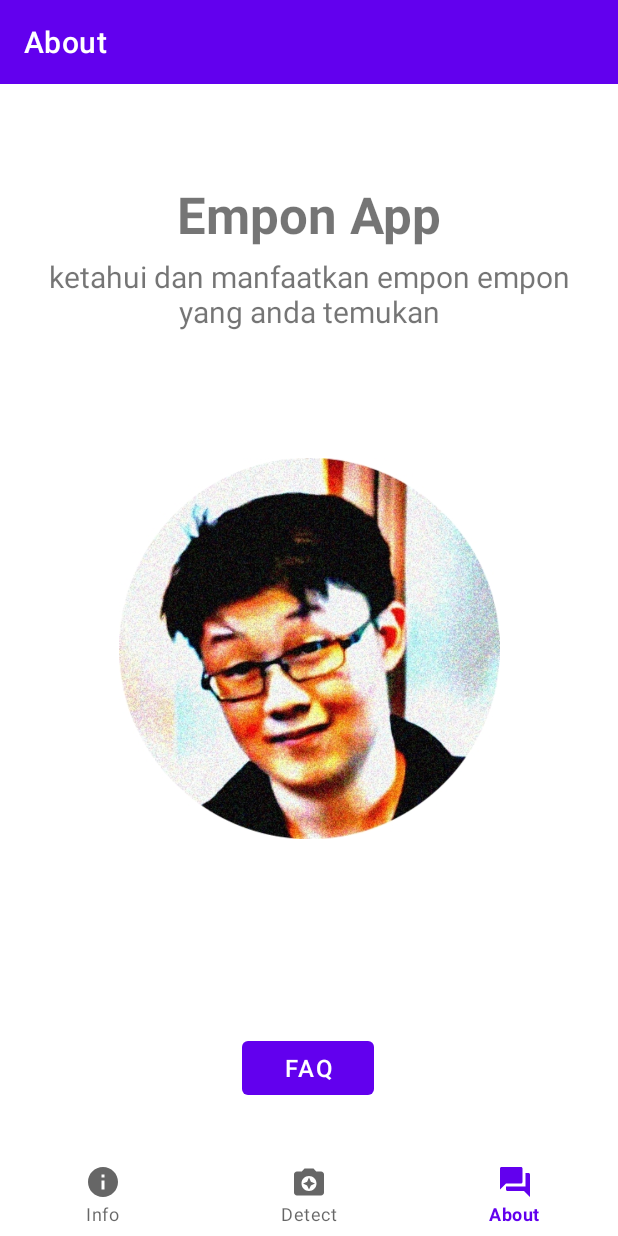
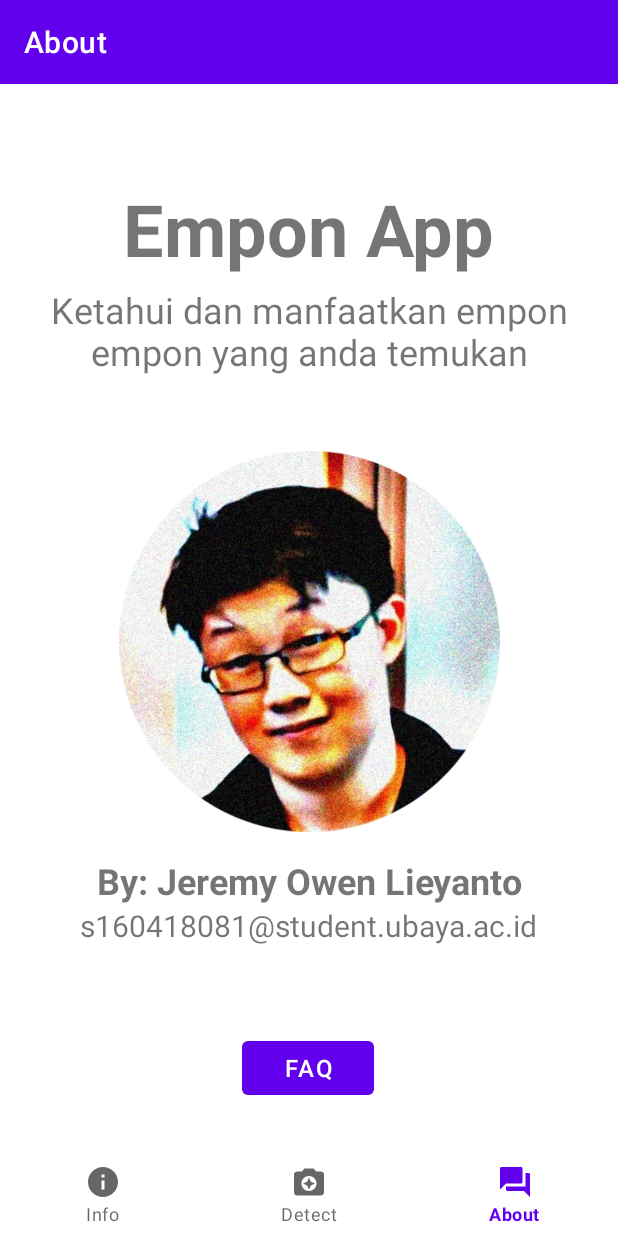
Before and after one commit to owenlieyanto/Empon-App, an Android app: the screen it shows after launch (MainActivity), item 3 of the bottom bar chosen, on a phone screen of 412 x 824 dp. Run offline under Robolectric (Android 15) with nearby library versions, the phone set to English and light mode, and no system bars; our stand-ins replace Volley, navigation-ui; libraries missing offline, so code that uses them is left out: org.apache.commons; pictures from the network do not load.

Commit message:
more UI fix

```diff
--- a/app/src/main/java/com/example/empon_app/model/Model.kt
+++ b/app/src/main/java/com/example/empon_app/model/Model.kt
@@ -2,7 +2,8 @@ package com.example.empon_app.model
 
 data class Empon(
     val id: Int?,
-    val jenis: String?,
+    val kodeJenis: String?,
+    val namaJenis: String?,
     val namaLatin: String?,
     val manfaat: String?,
     val kandungan: String?
--- a/app/src/main/java/com/example/empon_app/ui/info/DetailEmponFragment.kt
+++ b/app/src/main/java/com/example/empon_app/ui/info/DetailEmponFragment.kt
@@ -44,7 +44,7 @@ class DetailEmponFragment : Fragment() {
             for (empon in empons) {
                 if (empon.id!!.equals(idEmpon)) {
                     textViewKandunganDetail.text = empon.kandungan
-                    textViewNamaEmponDetail.text = empon.jenis
+                    textViewNamaEmponDetail.text = empon.namaJenis
                     textViewNamaLatinDetail.text = empon.namaLatin
                     textViewManfaatDetail.text = empon.manfaat
                     imageViewEmponDetail.setImageResource(MainActivity.imageIdList[empon.id])
--- a/app/src/main/java/com/example/empon_app/ui/info/InfoEmponAdapter.kt
+++ b/app/src/main/java/com/example/empon_app/ui/info/InfoEmponAdapter.kt
@@ -30,7 +30,7 @@ class InfoEmponAdapter(private val emponList: ArrayList<Empon>) :
 
     override fun onBindViewHolder(holder: EmponViewHolder, position: Int) {
 
-        holder.view.textViewNamaEmpon.text = emponList[position].jenis
+        holder.view.textViewNamaEmpon.text = emponList[position].namaJenis
         holder.view.textViewNamaLatin.text = emponList[position].namaLatin
         holder.view.tag = emponList[position].id
         Log.d("idlist Empon", MainActivity.imageIdList[position].toString())
--- a/app/src/main/res/layout/card_question.xml
+++ b/app/src/main/res/layout/card_question.xml
@@ -14,9 +14,9 @@
             android:layout_width="wrap_content"
             android:layout_height="wrap_content"
             android:layout_marginStart="16dp"
-            android:layout_marginTop="16dp"
+            android:layout_marginTop="24dp"
             android:layout_marginEnd="16dp"
-            app:cardBackgroundColor="#670505"
+            app:cardBackgroundColor="@color/purple_500"
             app:cardCornerRadius="15dp"
             app:cardElevation="5dp"
             app:layout_constraintBottom_toBottomOf="parent"
--- a/app/src/main/res/layout/fragment_about.xml
+++ b/app/src/main/res/layout/fragment_about.xml
@@ -14,11 +14,34 @@
         android:layout_height="wrap_content"
         android:layout_marginTop="64dp"
         android:text="Empon App"
-        android:textSize="34sp"
+        android:textSize="48sp"
         android:textStyle="bold"
         app:layout_constraintEnd_toEndOf="parent"
         app:layout_constraintStart_toStartOf="parent"
         app:layout_constraintTop_toTopOf="parent" />
+
+    <TextView
+        android:id="@+id/textView4"
+        android:layout_width="wrap_content"
+        android:layout_height="wrap_content"
+        android:layout_marginTop="16dp"
+        android:text="By: Jeremy Owen Lieyanto"
+        android:textSize="24sp"
+        android:textStyle="bold"
+        app:layout_constraintEnd_toEndOf="parent"
+        app:layout_constraintStart_toStartOf="parent"
+        app:layout_constraintTop_toBottomOf="@+id/imageViewAboutFace" />
+
+    <TextView
+        android:id="@+id/textView9"
+        android:layout_width="wrap_content"
+        android:layout_height="wrap_content"
+        android:text="s160418081@student.ubaya.ac.id"
+        android:textSize="20sp"
+        app:layout_constraintEnd_toEndOf="parent"
+        app:layout_constraintHorizontal_bias="0.496"
+        app:layout_constraintStart_toStartOf="parent"
+        app:layout_constraintTop_toBottomOf="@+id/textView4" />
 
     <TextView
         android:id="@+id/textView2"
@@ -26,9 +49,9 @@
         android:layout_height="wrap_content"
         android:layout_marginTop="5dp"
         android:maxLines="@integer/material_motion_duration_long_2"
-        android:text="ketahui dan manfaatkan empon empon yang anda temukan"
+        android:text="Ketahui dan manfaatkan empon empon yang anda temukan"
         android:textAlignment="center"
-        android:textSize="20sp"
+        android:textSize="24sp"
         app:layout_constraintEnd_toEndOf="parent"
         app:layout_constraintStart_toStartOf="parent"
         app:layout_constraintTop_toBottomOf="@+id/textView" />
@@ -49,10 +72,11 @@
         android:id="@+id/imageViewAboutFace"
         android:layout_width="254dp"
         android:layout_height="254dp"
+        android:layout_marginTop="74dp"
+        android:layout_marginBottom="158dp"
         app:layout_constraintBottom_toTopOf="@+id/buttonGoToFAQ"
         app:layout_constraintEnd_toEndOf="parent"
         app:layout_constraintStart_toStartOf="parent"
         app:layout_constraintTop_toBottomOf="@+id/textView2"
-        app:layout_constraintVertical_bias="0.395"
         tools:src="@drawable/rounded_face" />
 </androidx.constraintlayout.widget.ConstraintLayout>
--- a/app/src/main/res/layout/fragment_capture_result.xml
+++ b/app/src/main/res/layout/fragment_capture_result.xml
@@ -52,7 +52,6 @@
                     android:layout_marginTop="16dp"
                     android:text="Hasil Deteksi: Nama Jenis Empon"
                     android:textSize="24sp"
-                    android:textStyle="bold"
                     app:layout_constraintEnd_toEndOf="parent"
                     app:layout_constraintStart_toStartOf="parent"
                     app:layout_constraintTop_toBottomOf="@+id/imageViewHasilDeteksi" />
@@ -62,8 +61,7 @@
                     android:layout_width="wrap_content"
                     android:layout_height="wrap_content"
                     android:text="Akurasi: __%"
-                    android:textSize="24sp"
-                    android:textStyle="bold"
+                    android:textSize="20sp"
                     app:layout_constraintEnd_toEndOf="@+id/textViewHasilDeteksi"
                     app:layout_constraintStart_toStartOf="@+id/textViewHasilDeteksi"
                     app:layout_constraintTop_toBottomOf="@+id/textViewHasilDeteksi" />
@@ -107,7 +105,6 @@
                     android:layout_height="wrap_content"
                     android:text="Meredakan Pilek atau Flu Mengurangi Peradangan Menurunkan Risiko Kanker Mendukung Kesehatan Kardiovaskular Menghilangkan Rasa Sakit Mengurangi Nyeri Otot Meningkatkan Fungis Otak dan Melindungi dari Alzheimer"
                     android:textSize="20sp"
-                    android:textStyle="italic"
                     app:layout_constraintEnd_toEndOf="parent"
                     app:layout_constraintHorizontal_bias="0.0"
                     app:layout_constraintStart_toStartOf="@+id/textViewNamaLatinCR"
@@ -119,7 +116,6 @@
                     android:layout_height="wrap_content"
                     android:text="Meredakan Pilek atau Flu Mengurangi Peradangan Menurunkan Risiko Kanker Mendukung Kesehatan Kardiovaskular Menghilangkan Rasa Sakit Mengurangi Nyeri Otot Meningkatkan Fungis Otak dan Melindungi dari Alzheimer"
                     android:textSize="20sp"
-                    android:textStyle="italic"
                     app:layout_constraintEnd_toEndOf="parent"
                     app:layout_constraintHorizontal_bias="0.0"
                     app:layout_constraintStart_toStartOf="@+id/textViewManfaatCR"
--- a/app/src/main/res/layout/fragment_detail_faq.xml
+++ b/app/src/main/res/layout/fragment_detail_faq.xml
@@ -17,8 +17,8 @@
             android:id="@+id/cardQuestionTitleDetailFaq"
             android:layout_width="wrap_content"
             android:layout_height="wrap_content"
-            android:layout_marginTop="16dp"
-            app:cardBackgroundColor="#670505"
+            android:layout_marginTop="24dp"
+            app:cardBackgroundColor="@color/purple_500"
             app:cardCornerRadius="15dp"
             app:cardElevation="5dp"
             app:layout_constraintEnd_toEndOf="parent"
--- a/app/src/main/res/navigation/mobile_navigation.xml
+++ b/app/src/main/res/navigation/mobile_navigation.xml
@@ -61,7 +61,7 @@
             app:argType="integer" />
         <argument
             android:name="accuracy"
-            app:argType="integer" />
+            app:argType="float" />
         <action
             android:id="@+id/action_to_navigation_detect"
             app:destination="@id/navigation_detect"
```
Also changed, not shown: app/src/main/java/com/example/empon_app/MainActivity.kt (+6 -6 lines), app/src/main/java/com/example/empon_app/ui/detect/CaptureResultFragment.kt (+6 -3 lines), app/src/main/java/com/example/empon_app/ui/detect/DetectFragment.kt (+4 -11 lines), app/src/main/res/drawable/border.xml (added, +7 -0 lines), app/src/main/res/layout/card_empon.xml (+21 -9 lines), 1 other file.
